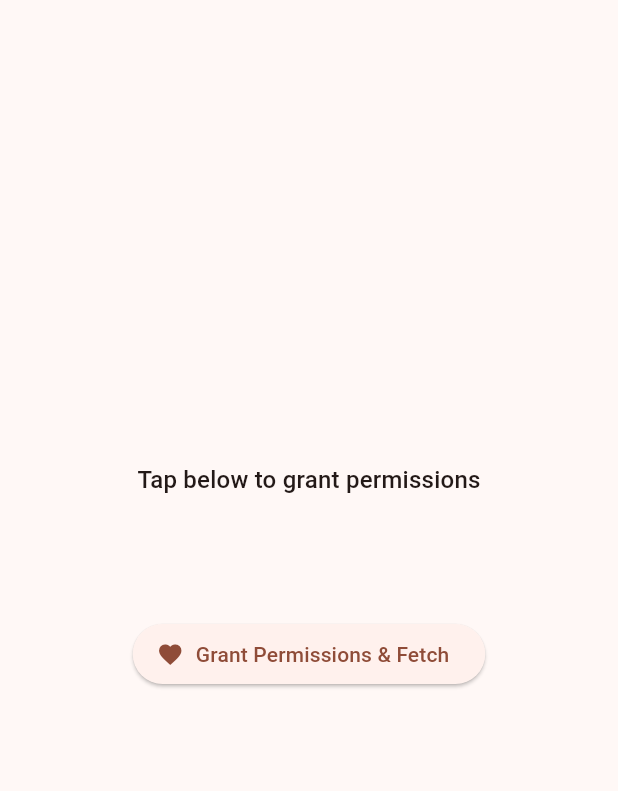
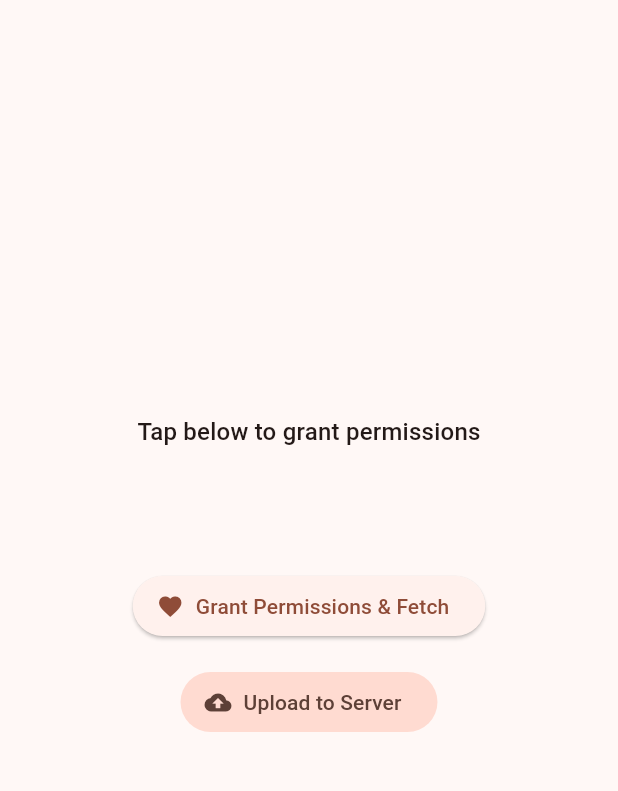
Before and after one commit to CristiMcMc11/xc_training_app, a Flutter app: the screen it shows after launch, on a phone screen of 412 x 824 dp, the part 84-875 px from its top. Run offline on Flutter 3.47's test engine with Material 3 defaults, Android fonts, the phone set to English and light mode, and no system bars; our stand-ins replace shared_preferences; missing offline and left inert: health.

Commit message:
Add health-sync upload to server
New lib/health_sync_uploader.dart builds a health_sync payload (per
docs/SERVER_SCHEMA.md) from Health Connect and uploads it:
- Registers a device account (POST /v1/auth/register), persists the JWT in
  shared_preferences, re-registers on 401. Sends athlete_id matching the token.
- POST /v1/health-sync with Bearer auth and Content-Encoding: gzip; reports the
  server's batch_id + per-metric counts.
- Reads heart rate (6h chunks), steps/distance/calories/workouts (1-day chunks)
  to keep each platform-channel transaction small; encodes+gzips in a background
  isolate (compute) to keep the UI thread free.
- "Upload to Server" button + status line in main.dart.

Also fixes a workouts-read bug: reading WORKOUT makes the plugin read each
session's distance/energy summary, which throws SecurityException (swallowed →
0 workouts) without READ_DISTANCE / READ_TOTAL_CALORIES_BURNED. Added those
permissions (and upload distance + calories, since they're now available).

Verified on emulator against the live server: batch landed with
274241 HR, 3104 steps, 1618 distance, 789 cal, 5 workouts (matches seed.json).

Deps: http, shared_preferences.

Co-Authored-By: Claude Opus 4.8 <noreply@anthropic.com>

```diff
--- a/lib/main.dart
+++ b/lib/main.dart
@@ -1,6 +1,8 @@
 import 'package:flutter/material.dart';
 import 'package:flutter/services.dart';
 import 'package:health/health.dart';
+
+import 'health_sync_uploader.dart';
 
 void main() {
   runApp(const XcTrainingApp());
@@ -32,14 +34,22 @@ class HeartRateScreen extends StatefulWidget {
 class _HeartRateScreenState extends State<HeartRateScreen>
     with WidgetsBindingObserver {
   final _health = Health();
+  late final _uploader = HealthSyncUploader(_health);
 
+  // DISTANCE and TOTAL_CALORIES are required to read WORKOUT: the health plugin
+  // enriches each exercise session with its distance/energy summary, which fails
+  // hard without those read permissions. They're also uploaded in their own right.
   static const _types = [
     HealthDataType.HEART_RATE,
     HealthDataType.STEPS,
     HealthDataType.WORKOUT,
+    HealthDataType.DISTANCE_DELTA,
+    HealthDataType.TOTAL_CALORIES_BURNED,
   ];
 
   static const _permissions = [
+    HealthDataAccess.READ,
+    HealthDataAccess.READ,
     HealthDataAccess.READ,
     HealthDataAccess.READ,
     HealthDataAccess.READ,
@@ -52,6 +62,9 @@ class _HeartRateScreenState extends State<HeartRateScreen>
   int? _heartRate;
   bool _loading = false;
   bool _needsSettingsFallback = false;
+
+  bool _uploading = false;
+  String? _uploadStatus;
 
   @override
   void initState() {
@@ -186,6 +199,36 @@ class _HeartRateScreenState extends State<HeartRateScreen>
     }
   }
 
+  Future<void> _upload() async {
+    setState(() {
+      _uploading = true;
+      _uploadStatus = 'Starting upload…';
+    });
+    try {
+      final result = await _uploader.upload(
+        onProgress: (msg) {
+          if (mounted) setState(() => _uploadStatus = msg);
+        },
+      );
+      if (!mounted) return;
+      final c = result.counts;
+      setState(() {
+        _uploadStatus = 'Uploaded batch #${result.batchId} — '
+            '${c['heart_rate'] ?? 0} HR, ${c['steps'] ?? 0} steps, '
+            '${c['distance'] ?? 0} distance, ${c['total_calories'] ?? 0} cal, '
+            '${c['workouts'] ?? 0} workouts';
+        _uploading = false;
+      });
+    } catch (e) {
+      if (mounted) {
+        setState(() {
+          _uploadStatus = 'Upload failed: $e';
+          _uploading = false;
+        });
+      }
+    }
+  }
+
   @override
   Widget build(BuildContext context) {
     final theme = Theme.of(context);
@@ -223,6 +266,29 @@ class _HeartRateScreenState extends State<HeartRateScreen>
               icon: const Icon(Icons.favorite),
               label: Text(_heartRate == null ? 'Grant Permissions & Fetch' : 'Refresh'),
             ),
+            const SizedBox(height: 16),
+            FilledButton.tonalIcon(
+              onPressed: (_loading || _uploading) ? null : _upload,
+              icon: _uploading
+                  ? const SizedBox(
+                      width: 18,
+                      height: 18,
+                      child: CircularProgressIndicator(strokeWidth: 2),
+                    )
+                  : const Icon(Icons.cloud_upload),
+              label: const Text('Upload to Server'),
+            ),
+            if (_uploadStatus != null) ...[
+              const SizedBox(height: 16),
+              Padding(
+                padding: const EdgeInsets.symmetric(horizontal: 24),
+                child: Text(
+                  _uploadStatus!,
+                  textAlign: TextAlign.center,
+                  style: theme.textTheme.bodySmall,
+                ),
+              ),
+            ],
           ],
         ),
       ),
--- a/pubspec.yaml
+++ b/pubspec.yaml
@@ -35,6 +35,8 @@ dependencies:
   # Use with the CupertinoIcons class for iOS style icons.
   cupertino_icons: ^1.0.8
   health: ^13.3.1
+  http: ^1.6.0
+  shared_preferences: ^2.5.5
 
 dev_dependencies:
   flutter_test:
```
Also changed, not shown: lib/health_sync_uploader.dart (added, +288 -0 lines), pubspec.lock, 2 other files.
